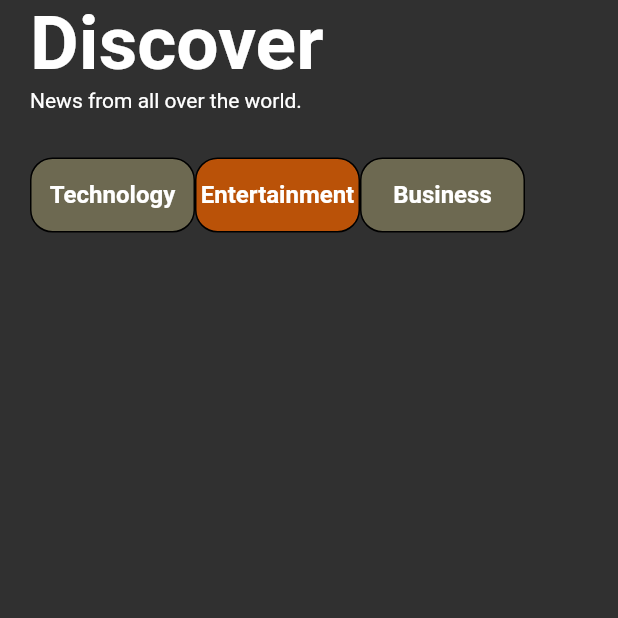
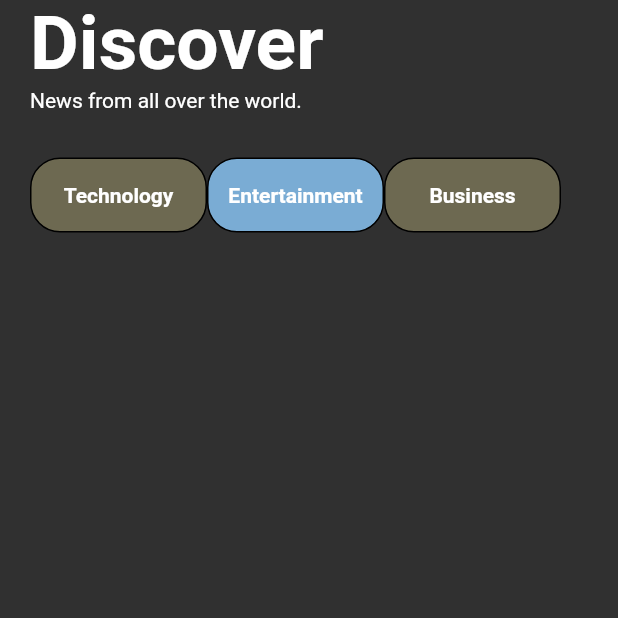
Before and after one commit to amna-kamran/news_app, a Flutter app: the CategoryScreen screen opened directly, after a tap on "Entertainment", on a phone screen of 412 x 824 dp, the top half of it. Run offline on Flutter 3.47's test engine with Material 2 defaults, Android fonts, the phone set to English and light mode, and no system bars; our stand-ins replace carousel_slider, flutter_svg; network calls fail.

Commit message:
switching tabs through provider

```diff
--- a/lib/core/news_list.dart
+++ b/lib/core/news_list.dart
@@ -6,8 +6,8 @@ import 'package:news_app/services/news_provider.dart';
 import 'package:provider/provider.dart';
 
 class NewsList extends StatefulWidget {
-  List<News>? news;
-  NewsList({
+  final List<News>? news;
+  const NewsList({
     super.key,
     required this.news,
   });
@@ -29,9 +29,7 @@ class _NewsListState extends State<NewsList> {
       height: 1000,
       child: SingleChildScrollView(
         child: Column(
-          children: news != null
-              ? news.map((e) => NewsTile(news: e)).toList()
-              : [const CircularProgressIndicator()],
+          children: news.map((e) => NewsTile(news: e)).toList(),
         ),
       ),
     );
--- a/lib/core/tab.dart
+++ b/lib/core/tab.dart
@@ -20,19 +20,19 @@ class Taptab extends StatelessWidget {
       },
       child: Container(
         height: 50,
-        width: 110,
+        width: 118,
         decoration: BoxDecoration(
           color: isSelected
-              ? const Color.fromARGB(255, 186, 82, 8)
+              ? const Color.fromARGB(255, 122, 172, 212)
               : const Color.fromARGB(255, 109, 105, 81),
-          borderRadius: BorderRadius.circular(15),
+          borderRadius: BorderRadius.circular(20),
           border: Border.all(color: Colors.black),
         ),
         child: Center(
           child: Text(
             name,
             style: const TextStyle(
-                color: Colors.white, fontSize: 16, fontWeight: FontWeight.bold),
+                color: Colors.white, fontSize: 14, fontWeight: FontWeight.bold),
           ),
         ),
       ),
--- a/lib/screens/home/widget/breaking_news_carousal.dart
+++ b/lib/screens/home/widget/breaking_news_carousal.dart
@@ -28,9 +28,9 @@ class _BreakingNewsCarousalState extends State<BreakingNewsCarousal> {
     final newsProvider = Provider.of<NewsProvider>(context);
     List<News>? breakingNews = newsProvider.newsArticleList;
     return CarouselSlider.builder(
-      itemCount: breakingNews?.length ?? 0,
+      itemCount: breakingNews.length,
       itemBuilder: (context, index, id) {
-        return BreakingNewsCard(news: breakingNews![index]);
+        return BreakingNewsCard(news: breakingNews[index]);
       },
       options: CarouselOptions(
         aspectRatio: 16 / 11,
--- a/lib/screens/home/widget/top_news_list.dart
+++ b/lib/screens/home/widget/top_news_list.dart
@@ -30,9 +30,7 @@ class _TopNewsListState extends State<TopNewsList> {
     List<News>? topNews = newsProvider.newsArticleList;
 
     return Column(
-      children: topNews != null
-          ? topNews.map((e) => NewsTile(news: e)).toList()
-          : [const CircularProgressIndicator()],
+      children: topNews.map((e) => NewsTile(news: e)).toList(),
     );
   }
 }
```
